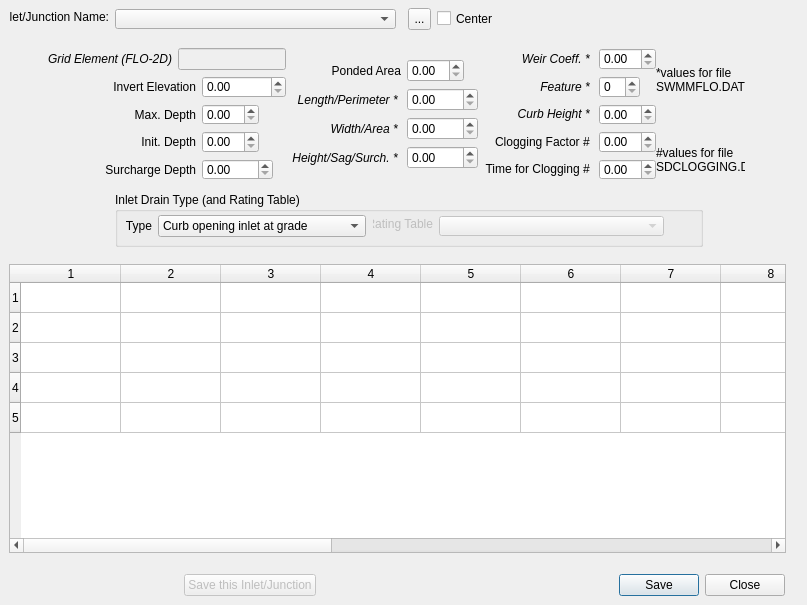
Above: flo2d/ui/inlets.ui from FLO-2DSoftware/qgis-flo-2d-plugin before the change. Below: the same form after it.
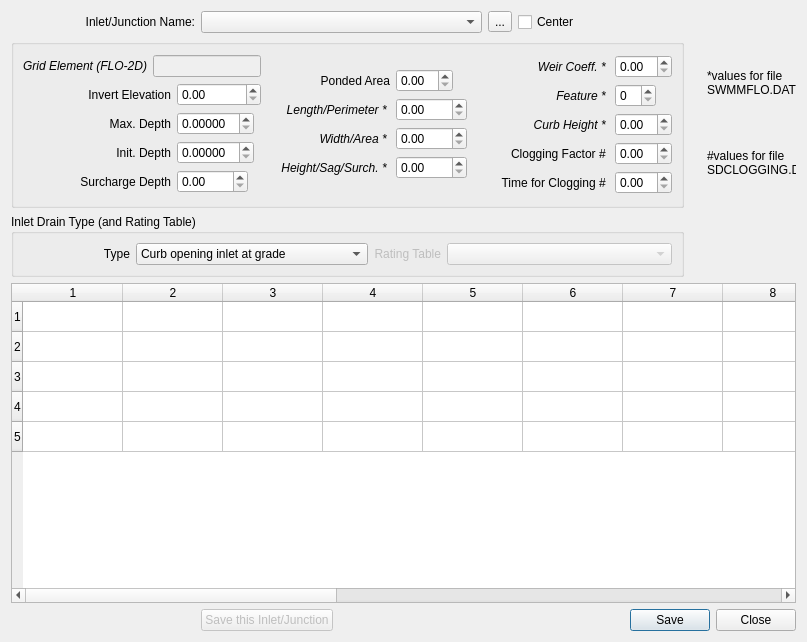
That is the form after the change. Icons and pictures are not drawn.

Commit message: Fix check of float values

Diff of the .ui file:
```diff
--- a/flo2d/ui/inlets.ui
+++ b/flo2d/ui/inlets.ui
@@ -10,7 +10,7 @@
     <x>0</x>
     <y>0</y>
     <width>807</width>
-    <height>605</height>
+    <height>642</height>
    </rect>
   </property>
   <property name="sizePolicy">
@@ -25,130 +25,9 @@
   <property name="modal">
    <bool>false</bool>
   </property>
-  <widget class="QTableWidget" name="inlets_tblw">
-   <property name="geometry">
-    <rect>
-     <x>9</x>
-     <y>264</y>
-     <width>777</width>
-     <height>289</height>
-    </rect>
-   </property>
-   <property name="sizePolicy">
-    <sizepolicy hsizetype="Expanding" vsizetype="Expanding">
-     <horstretch>0</horstretch>
-     <verstretch>0</verstretch>
-    </sizepolicy>
-   </property>
-   <property name="alternatingRowColors">
-    <bool>false</bool>
-   </property>
-   <property name="selectionMode">
-    <enum>QAbstractItemView::SingleSelection</enum>
-   </property>
-   <property name="selectionBehavior">
-    <enum>QAbstractItemView::SelectRows</enum>
-   </property>
-   <property name="rowCount">
-    <number>5</number>
-   </property>
-   <property name="columnCount">
-    <number>17</number>
-   </property>
-   <attribute name="horizontalHeaderHighlightSections">
-    <bool>false</bool>
-   </attribute>
-   <row/>
-   <row/>
-   <row/>
-   <row/>
-   <row/>
-   <column/>
-   <column/>
-   <column/>
-   <column/>
-   <column/>
-   <column/>
-   <column/>
-   <column/>
-   <column/>
-   <column/>
-   <column/>
-   <column/>
-   <column/>
-   <column/>
-   <column/>
-   <column/>
-   <column/>
-   <item row="0" column="12">
-    <property name="font">
-     <font>
-      <italic>true</italic>
-     </font>
-    </property>
-   </item>
-   <item row="1" column="13">
-    <property name="font">
-     <font>
-      <italic>true</italic>
-     </font>
-    </property>
-   </item>
-   <item row="2" column="9">
-    <property name="font">
-     <font>
-      <italic>true</italic>
-     </font>
-    </property>
-   </item>
-   <item row="2" column="10">
-    <property name="font">
-     <font>
-      <italic>true</italic>
-     </font>
-    </property>
-   </item>
-   <item row="2" column="11">
-    <property name="font">
-     <font>
-      <italic>true</italic>
-     </font>
-    </property>
-   </item>
-   <item row="3" column="7">
-    <property name="font">
-     <font>
-      <italic>true</italic>
-     </font>
-    </property>
-   </item>
-   <item row="3" column="8">
-    <property name="font">
-     <font>
-      <italic>true</italic>
-     </font>
-    </property>
-   </item>
-  </widget>
-  <widget class="QComboBox" name="inlet_cbo">
-   <property name="geometry">
-    <rect>
-     <x>115</x>
-     <y>9</y>
-     <width>281</width>
-     <height>20</height>
-    </rect>
-   </property>
-  </widget>
+  <layout class="QGridLayout" name="gridLayout_40">
+   <item row="0" column="0">
   <widget class="QLabel" name="label">
-   <property name="geometry">
-    <rect>
-     <x>9</x>
-     <y>9</y>
-     <width>100</width>
-     <height>16</height>
-    </rect>
-   </property>
    <property name="text">
     <string>Inlet/Junction Name:</string>
    </property>
@@ -156,154 +35,25 @@
     <set>Qt::AlignRight|Qt::AlignTrailing|Qt::AlignVCenter</set>
    </property>
   </widget>
-  <widget class="QGroupBox" name="inlet_drain_type_grp">
-   <property name="geometry">
-    <rect>
-     <x>115</x>
-     <y>192</y>
-     <width>588</width>
-     <height>55</height>
-    </rect>
-   </property>
-   <property name="title">
-    <string>Inlet Drain Type (and Rating Table)</string>
-   </property>
-   <widget class="QWidget" name="layoutWidget">
-    <property name="geometry">
-     <rect>
-      <x>10</x>
-      <y>23</y>
-      <width>241</width>
-      <height>22</height>
-     </rect>
-    </property>
-    <layout class="QGridLayout" name="gridLayout_8">
-     <item row="0" column="0">
-      <widget class="QLabel" name="label_6">
-       <property name="text">
-        <string>Type</string>
-       </property>
-       <property name="alignment">
-        <set>Qt::AlignRight|Qt::AlignTrailing|Qt::AlignVCenter</set>
-       </property>
-      </widget>
      </item>
      <item row="0" column="1">
-      <widget class="QComboBox" name="inlet_drain_type_cbo">
+    <widget class="QComboBox" name="inlet_cbo">
        <property name="sizePolicy">
         <sizepolicy hsizetype="Fixed" vsizetype="Fixed">
          <horstretch>0</horstretch>
          <verstretch>0</verstretch>
         </sizepolicy>
        </property>
-       <item>
-        <property name="text">
-         <string>Curb opening inlet at grade</string>
-        </property>
-       </item>
-       <item>
-        <property name="text">
-         <string>Curb opening inlet with sag</string>
-        </property>
-       </item>
-       <item>
-        <property name="text">
-         <string>Grate (Gutter) inlet with/without sag</string>
-        </property>
-       </item>
-       <item>
-        <property name="text">
-         <string>Inlet with stage-discharge rating table</string>
-        </property>
-       </item>
-       <item>
-        <property name="text">
-         <string>Manhole</string>
-        </property>
-       </item>
-      </widget>
-     </item>
-    </layout>
-   </widget>
-   <widget class="QLabel" name="label_17">
-    <property name="enabled">
-     <bool>false</bool>
-    </property>
-    <property name="geometry">
-     <rect>
-      <x>258</x>
-      <y>24</y>
-      <width>60</width>
-      <height>16</height>
-     </rect>
-    </property>
-    <property name="sizePolicy">
-     <sizepolicy hsizetype="Fixed" vsizetype="Fixed">
-      <horstretch>0</horstretch>
-      <verstretch>0</verstretch>
-     </sizepolicy>
-    </property>
-    <property name="text">
-     <string>Rating Table</string>
-    </property>
-    <property name="alignment">
-     <set>Qt::AlignRight|Qt::AlignTrailing|Qt::AlignVCenter</set>
-    </property>
-   </widget>
-   <widget class="QComboBox" name="rating_table_cbo">
-    <property name="enabled">
-     <bool>false</bool>
-    </property>
-    <property name="geometry">
-     <rect>
-      <x>324</x>
-      <y>24</y>
-      <width>225</width>
-      <height>20</height>
-     </rect>
-    </property>
-    <property name="sizePolicy">
-     <sizepolicy hsizetype="Fixed" vsizetype="Fixed">
-      <horstretch>0</horstretch>
-      <verstretch>0</verstretch>
-     </sizepolicy>
-    </property>
-    <property name="duplicatesEnabled">
-     <bool>true</bool>
-    </property>
-   </widget>
-   <zorder>rating_table_cbo</zorder>
-   <zorder>layoutWidget</zorder>
-   <zorder>label_17</zorder>
-  </widget>
-  <widget class="QLabel" name="label_18">
-   <property name="geometry">
-    <rect>
-     <x>656</x>
-     <y>64</y>
-     <width>89</width>
-     <height>113</height>
-    </rect>
-   </property>
-   <property name="text">
-    <string>&lt;html&gt;&lt;head/&gt;&lt;body&gt;&lt;p&gt;*values for file SWMMFLO.DAT &lt;/p&gt;&lt;p&gt;&lt;br/&gt;&lt;/p&gt;&lt;p&gt;#values for file SDCLOGGING.DAT&lt;/p&gt;&lt;/body&gt;&lt;/html&gt;</string>
-   </property>
-   <property name="alignment">
-    <set>Qt::AlignLeading|Qt::AlignLeft|Qt::AlignVCenter</set>
-   </property>
-   <property name="wordWrap">
-    <bool>true</bool>
-   </property>
-  </widget>
+     <property name="minimumSize">
+      <size>
+       <width>281</width>
+       <height>0</height>
+      </size>
+     </property>
+    </widget>
+   </item>
+   <item row="0" column="2">
   <widget class="QToolButton" name="change_name_btn">
-   <property name="geometry">
-    <rect>
-     <x>408</x>
-     <y>8</y>
-     <width>23</width>
-     <height>22</height>
-    </rect>
-   </property>
    <property name="text">
     <string>...</string>
    </property>
@@ -312,15 +62,9 @@
      <normaloff>../img/change_name.svg</normaloff>../img/change_name.svg</iconset>
    </property>
   </widget>
+   </item>
+   <item row="0" column="3">
   <widget class="QCheckBox" name="center_chbox">
-   <property name="geometry">
-    <rect>
-     <x>437</x>
-     <y>10</y>
-     <width>56</width>
-     <height>17</height>
-    </rect>
-   </property>
    <property name="sizePolicy">
     <sizepolicy hsizetype="Preferred" vsizetype="Fixed">
      <horstretch>0</horstretch>
@@ -334,16 +78,27 @@
     <bool>false</bool>
    </property>
   </widget>
-  <widget class="QWidget" name="layoutWidget">
-   <property name="geometry">
-    <rect>
-     <x>48</x>
-     <y>48</y>
-     <width>608</width>
-     <height>132</height>
-    </rect>
-   </property>
-   <layout class="QGridLayout" name="gridLayout_12">
+   </item>
+   <item row="1" column="0" colspan="4">
+    <widget class="QGroupBox" name="groupBox">
+     <property name="sizePolicy">
+      <sizepolicy hsizetype="Fixed" vsizetype="Fixed">
+       <horstretch>0</horstretch>
+       <verstretch>0</verstretch>
+      </sizepolicy>
+     </property>
+     <property name="minimumSize">
+      <size>
+       <width>673</width>
+       <height>169</height>
+      </size>
+     </property>
+     <property name="title">
+      <string/>
+     </property>
+     <layout class="QGridLayout" name="gridLayout_41">
+      <item row="0" column="0">
+       <layout class="QGridLayout" name="gridLayout_26">
     <item row="0" column="0">
      <layout class="QGridLayout" name="gridLayout_7">
       <item row="1" column="0" colspan="2">
@@ -415,6 +170,9 @@
               <verstretch>0</verstretch>
              </sizepolicy>
             </property>
+                <property name="decimals">
+                 <number>5</number>
+                </property>
            </widget>
           </item>
           <item row="2" column="0">
@@ -425,6 +183,9 @@
               <verstretch>0</verstretch>
              </sizepolicy>
             </property>
+                <property name="decimals">
+                 <number>5</number>
+                </property>
            </widget>
           </item>
           <item row="3" column="0">
@@ -729,16 +490,259 @@
      </layout>
     </item>
    </layout>
-  </widget>
-  <widget class="QWidget" name="layoutWidget">
-   <property name="geometry">
-    <rect>
-     <x>184</x>
-     <y>573</y>
-     <width>601</width>
-     <height>25</height>
-    </rect>
-   </property>
+      </item>
+     </layout>
+    </widget>
+   </item>
+   <item row="1" column="4">
+    <widget class="QLabel" name="label_18">
+     <property name="sizePolicy">
+      <sizepolicy hsizetype="Fixed" vsizetype="Fixed">
+       <horstretch>0</horstretch>
+       <verstretch>0</verstretch>
+      </sizepolicy>
+     </property>
+     <property name="minimumSize">
+      <size>
+       <width>89</width>
+       <height>113</height>
+      </size>
+     </property>
+     <property name="maximumSize">
+      <size>
+       <width>89</width>
+       <height>113</height>
+      </size>
+     </property>
+     <property name="text">
+      <string>&lt;html&gt;&lt;head/&gt;&lt;body&gt;&lt;p&gt;*values for file SWMMFLO.DAT &lt;/p&gt;&lt;p&gt;&lt;br/&gt;&lt;/p&gt;&lt;p&gt;#values for file SDCLOGGING.DAT&lt;/p&gt;&lt;/body&gt;&lt;/html&gt;</string>
+     </property>
+     <property name="alignment">
+      <set>Qt::AlignLeading|Qt::AlignLeft|Qt::AlignVCenter</set>
+     </property>
+     <property name="wordWrap">
+      <bool>true</bool>
+     </property>
+    </widget>
+   </item>
+   <item row="2" column="0" colspan="4">
+    <widget class="QGroupBox" name="inlet_drain_type_grp">
+     <property name="sizePolicy">
+      <sizepolicy hsizetype="Fixed" vsizetype="Fixed">
+       <horstretch>0</horstretch>
+       <verstretch>0</verstretch>
+      </sizepolicy>
+     </property>
+     <property name="minimumSize">
+      <size>
+       <width>673</width>
+       <height>55</height>
+      </size>
+     </property>
+     <property name="title">
+      <string>Inlet Drain Type (and Rating Table)</string>
+     </property>
+     <layout class="QGridLayout" name="gridLayout_15">
+      <item row="0" column="0">
+       <layout class="QGridLayout" name="gridLayout_8">
+        <item row="0" column="0">
+         <widget class="QLabel" name="label_6">
+          <property name="text">
+           <string>Type</string>
+          </property>
+          <property name="alignment">
+           <set>Qt::AlignRight|Qt::AlignTrailing|Qt::AlignVCenter</set>
+          </property>
+         </widget>
+        </item>
+        <item row="0" column="1">
+         <widget class="QComboBox" name="inlet_drain_type_cbo">
+          <property name="sizePolicy">
+           <sizepolicy hsizetype="Fixed" vsizetype="Fixed">
+            <horstretch>0</horstretch>
+            <verstretch>0</verstretch>
+           </sizepolicy>
+          </property>
+          <item>
+           <property name="text">
+            <string>Curb opening inlet at grade</string>
+           </property>
+          </item>
+          <item>
+           <property name="text">
+            <string>Curb opening inlet with sag</string>
+           </property>
+          </item>
+          <item>
+           <property name="text">
+            <string>Grate (Gutter) inlet with/without sag</string>
+           </property>
+          </item>
+          <item>
+           <property name="text">
+            <string>Inlet with stage-discharge rating table</string>
+           </property>
+          </item>
+          <item>
+           <property name="text">
+            <string>Manhole</string>
+           </property>
+          </item>
+         </widget>
+        </item>
+       </layout>
+      </item>
+      <item row="0" column="1">
+       <layout class="QGridLayout" name="gridLayout_14">
+        <item row="0" column="0">
+         <widget class="QLabel" name="label_17">
+          <property name="enabled">
+           <bool>false</bool>
+          </property>
+          <property name="sizePolicy">
+           <sizepolicy hsizetype="Fixed" vsizetype="Fixed">
+            <horstretch>0</horstretch>
+            <verstretch>0</verstretch>
+           </sizepolicy>
+          </property>
+          <property name="text">
+           <string>Rating Table</string>
+          </property>
+          <property name="alignment">
+           <set>Qt::AlignRight|Qt::AlignTrailing|Qt::AlignVCenter</set>
+          </property>
+         </widget>
+        </item>
+        <item row="0" column="1">
+         <widget class="QComboBox" name="rating_table_cbo">
+          <property name="enabled">
+           <bool>false</bool>
+          </property>
+          <property name="sizePolicy">
+           <sizepolicy hsizetype="Fixed" vsizetype="Fixed">
+            <horstretch>0</horstretch>
+            <verstretch>0</verstretch>
+           </sizepolicy>
+          </property>
+          <property name="minimumSize">
+           <size>
+            <width>225</width>
+            <height>0</height>
+           </size>
+          </property>
+          <property name="duplicatesEnabled">
+           <bool>true</bool>
+          </property>
+         </widget>
+        </item>
+       </layout>
+      </item>
+     </layout>
+     <zorder>rating_table_cbo</zorder>
+     <zorder>layoutWidget</zorder>
+     <zorder>label_17</zorder>
+    </widget>
+   </item>
+   <item row="3" column="0" colspan="5">
+    <widget class="QTableWidget" name="inlets_tblw">
+     <property name="sizePolicy">
+      <sizepolicy hsizetype="Expanding" vsizetype="Expanding">
+       <horstretch>0</horstretch>
+       <verstretch>0</verstretch>
+      </sizepolicy>
+     </property>
+     <property name="alternatingRowColors">
+      <bool>false</bool>
+     </property>
+     <property name="selectionMode">
+      <enum>QAbstractItemView::SingleSelection</enum>
+     </property>
+     <property name="selectionBehavior">
+      <enum>QAbstractItemView::SelectRows</enum>
+     </property>
+     <property name="rowCount">
+      <number>5</number>
+     </property>
+     <property name="columnCount">
+      <number>17</number>
+     </property>
+     <attribute name="horizontalHeaderHighlightSections">
+      <bool>false</bool>
+     </attribute>
+     <row/>
+     <row/>
+     <row/>
+     <row/>
+     <row/>
+     <column/>
+     <column/>
+     <column/>
+     <column/>
+     <column/>
+     <column/>
+     <column/>
+     <column/>
+     <column/>
+     <column/>
+     <column/>
+     <column/>
+     <column/>
+     <column/>
+     <column/>
+     <column/>
+     <column/>
+     <item row="0" column="12">
+      <property name="font">
+       <font>
+        <italic>true</italic>
+       </font>
+      </property>
+     </item>
+     <item row="1" column="13">
+      <property name="font">
+       <font>
+        <italic>true</italic>
+       </font>
+      </property>
+     </item>
+     <item row="2" column="9">
+      <property name="font">
+       <font>
+        <italic>true</italic>
+       </font>
+      </property>
+     </item>
+     <item row="2" column="10">
+      <property name="font">
+       <font>
+        <italic>true</italic>
+       </font>
+      </property>
+     </item>
+     <item row="2" column="11">
+      <property name="font">
+       <font>
+        <italic>true</italic>
+       </font>
+      </property>
+     </item>
+     <item row="3" column="7">
+      <property name="font">
+       <font>
+        <italic>true</italic>
+       </font>
+      </property>
+     </item>
+     <item row="3" column="8">
+      <property name="font">
+       <font>
+        <italic>true</italic>
+       </font>
+      </property>
+     </item>
+    </widget>
+   </item>
+   <item row="4" column="1" colspan="4">
    <layout class="QGridLayout" name="gridLayout_13">
     <item row="0" column="0">
      <widget class="QPushButton" name="save_this_inlet_btn">
@@ -767,7 +771,8 @@
      </widget>
     </item>
    </layout>
-  </widget>
+   </item>
+  </layout>
  </widget>
  <resources/>
  <connections>
```
Lines whose indentation alone changed are shown as unchanged. The commit also changes 1 other file.
